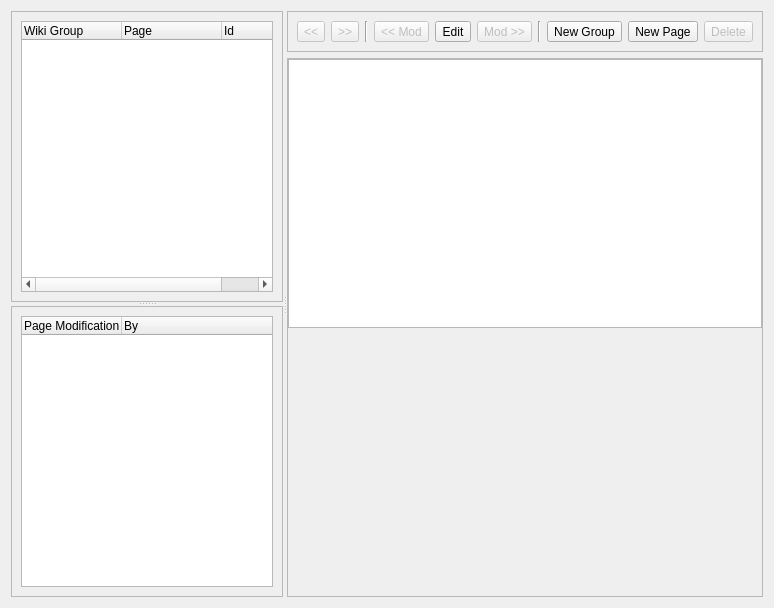
Old version of the form retroshare-gui/src/gui/WikiPoos/WikiDialog.ui in the repository RetroShare/RetroShare_old.
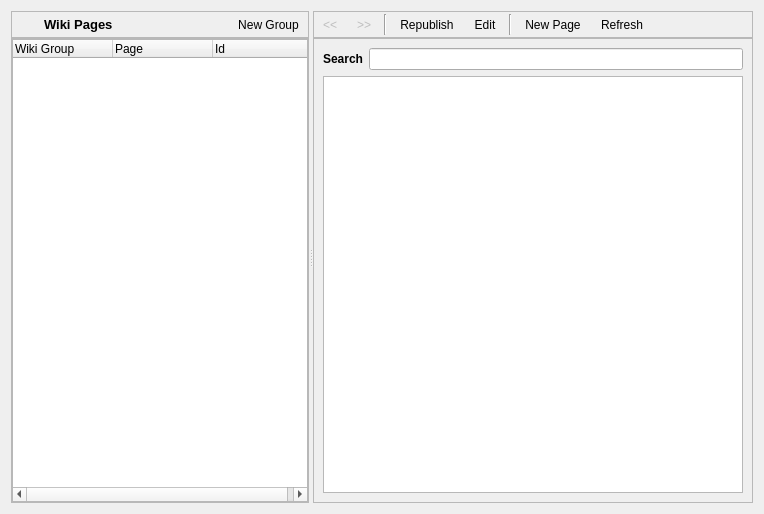
New version of the form. Icons and pictures are not drawn.

What changed in the file:
```diff
--- a/retroshare-gui/src/gui/WikiPoos/WikiDialog.ui
+++ b/retroshare-gui/src/gui/WikiPoos/WikiDialog.ui
@@ -6,93 +6,143 @@
    <rect>
     <x>0</x>
     <y>0</y>
-    <width>774</width>
-    <height>608</height>
+    <width>764</width>
+    <height>514</height>
    </rect>
   </property>
   <property name="windowTitle">
    <string/>
   </property>
-  <layout class="QVBoxLayout" name="verticalLayout_8">
+  <layout class="QVBoxLayout" name="verticalLayout_4">
    <item>
-    <widget class="QSplitter" name="splitter_2">
+    <widget class="QSplitter" name="splitter">
      <property name="orientation">
       <enum>Qt::Horizontal</enum>
      </property>
-     <widget class="QSplitter" name="splitter">
-      <property name="orientation">
-       <enum>Qt::Vertical</enum>
-      </property>
-      <widget class="QScrollArea" name="scrollArea_2">
-       <property name="widgetResizable">
-        <bool>true</bool>
+     <widget class="QWidget" name="layoutWidget">
+      <layout class="QVBoxLayout" name="verticalLayout_3">
+       <property name="spacing">
+        <number>0</number>
        </property>
-       <widget class="QWidget" name="scrollAreaWidgetContents_2">
-        <property name="geometry">
-         <rect>
-          <x>0</x>
-          <y>0</y>
-          <width>205</width>
-          <height>285</height>
-         </rect>
-        </property>
-        <layout class="QVBoxLayout" name="verticalLayout">
-         <item>
-          <widget class="QTreeWidget" name="treeWidget_Pages">
-           <column>
-            <property name="text">
-             <string>Wiki Group</string>
+       <item>
+        <widget class="QFrame" name="titleBarFrame">
+         <property name="frameShape">
+          <enum>QFrame::StyledPanel</enum>
+         </property>
+         <property name="frameShadow">
+          <enum>QFrame::Raised</enum>
+         </property>
+         <layout class="QHBoxLayout" name="horizontalLayout_2">
+          <property name="margin">
+           <number>2</number>
+          </property>
+          <item>
+           <widget class="QLabel" name="label">
+            <property name="maximumSize">
+             <size>
+              <width>24</width>
+              <height>24</height>
+             </size>
             </property>
-           </column>
-           <column>
             <property name="text">
-             <string>Page</string>
+             <string/>
             </property>
-           </column>
-           <column>
-            <property name="text">
-             <string>Id</string>
+            <property name="pixmap">
+             <pixmap resource="Wiki_images.qrc">:/images/wikibook_32.png</pixmap>
             </property>
-           </column>
-          </widget>
-         </item>
-        </layout>
-       </widget>
-      </widget>
-      <widget class="QScrollArea" name="scrollArea_3">
-       <property name="widgetResizable">
-        <bool>true</bool>
-       </property>
-       <widget class="QWidget" name="scrollAreaWidgetContents_4">
-        <property name="geometry">
-         <rect>
-          <x>0</x>
-          <y>0</y>
-          <width>205</width>
-          <height>284</height>
-         </rect>
-        </property>
-        <layout class="QVBoxLayout" name="verticalLayout_4">
-         <item>
-          <widget class="QTreeWidget" name="treeWidget_Mods">
-           <column>
+            <property name="scaledContents">
+             <bool>true</bool>
+            </property>
+           </widget>
+          </item>
+          <item>
+           <widget class="QLabel" name="label_2">
+            <property name="font">
+             <font>
+              <pointsize>10</pointsize>
+              <weight>75</weight>
+              <bold>true</bold>
+             </font>
+            </property>
             <property name="text">
-             <string>Page Modification</string>
+             <string>Wiki Pages</string>
             </property>
-           </column>
-           <column>
+           </widget>
+          </item>
+          <item>
+           <widget class="QToolButton" name="toolButton_NewGroup">
             <property name="text">
-             <string>By</string>
+             <string>New Group</string>
             </property>
-           </column>
-          </widget>
-         </item>
-        </layout>
-       </widget>
-      </widget>
+            <property name="icon">
+             <iconset resource="Wiki_images.qrc">
+              <normaloff>:/images/resource-group-new.png</normaloff>:/images/resource-group-new.png</iconset>
+            </property>
+            <property name="iconSize">
+             <size>
+              <width>24</width>
+              <height>24</height>
+             </size>
+            </property>
+            <property name="toolButtonStyle">
+             <enum>Qt::ToolButtonTextBesideIcon</enum>
+            </property>
+            <property name="autoRaise">
+             <bool>true</bool>
+            </property>
+           </widget>
+          </item>
+         </layout>
+        </widget>
+       </item>
+       <item>
+        <widget class="QScrollArea" name="scrollArea_2">
+         <property name="widgetResizable">
+          <bool>true</bool>
+         </property>
+         <widget class="QWidget" name="scrollAreaWidgetContents_2">
+          <property name="geometry">
+           <rect>
+            <x>0</x>
+            <y>0</y>
+            <width>268</width>
+            <height>456</height>
+           </rect>
+          </property>
+          <layout class="QVBoxLayout" name="verticalLayout_2">
+           <property name="margin">
+            <number>0</number>
+           </property>
+           <item>
+            <widget class="QTreeWidget" name="treeWidget_Pages">
+             <column>
+              <property name="text">
+               <string>Wiki Group</string>
+              </property>
+             </column>
+             <column>
+              <property name="text">
+               <string>Page</string>
+              </property>
+             </column>
+             <column>
+              <property name="text">
+               <string>Id</string>
+              </property>
+             </column>
+            </widget>
+           </item>
+          </layout>
+         </widget>
+        </widget>
+       </item>
+      </layout>
      </widget>
      <widget class="QWidget" name="layoutWidget">
       <layout class="QVBoxLayout" name="verticalLayout_5">
+       <property name="spacing">
+        <number>0</number>
+       </property>
        <item>
         <widget class="QFrame" name="frame">
          <property name="frameShape">
@@ -102,6 +152,9 @@
           <enum>QFrame::Raised</enum>
          </property>
          <layout class="QHBoxLayout" name="horizontalLayout">
+          <property name="margin">
+           <number>2</number>
+          </property>
           <item>
            <widget class="QToolButton" name="toolButton_PrevPage">
             <property name="enabled">
@@ -110,6 +163,19 @@
             <property name="text">
              <string>&lt;&lt;</string>
             </property>
+            <property name="icon">
+             <iconset resource="Wiki_images.qrc">
+              <normaloff>:/images/arrow-left.png</normaloff>:/images/arrow-left.png</iconset>
+            </property>
+            <property name="iconSize">
+             <size>
+              <width>24</width>
+              <height>24</height>
+             </size>
+            </property>
+            <property name="autoRaise">
+             <bool>true</bool>
+            </property>
            </widget>
           </item>
           <item>
@@ -120,6 +186,19 @@
             <property name="text">
              <string>&gt;&gt;</string>
             </property>
+            <property name="icon">
+             <iconset resource="Wiki_images.qrc">
+              <normaloff>:/images/arrow-right.png</normaloff>:/images/arrow-right.png</iconset>
+            </property>
+            <property name="iconSize">
+             <size>
+              <width>24</width>
+              <height>24</height>
+             </size>
+            </property>
+            <property name="autoRaise">
+             <bool>true</bool>
+            </property>
            </widget>
           </item>
           <item>
@@ -130,12 +209,25 @@
            </widget>
           </item>
           <item>
-           <widget class="QToolButton" name="toolButton_PrevMod">
-            <property name="enabled">
-             <bool>false</bool>
-            </property>
+           <widget class="QToolButton" name="toolButton_Republish">
             <property name="text">
-             <string>&lt;&lt; Mod</string>
+             <string>Republish</string>
+            </property>
+            <property name="icon">
+             <iconset resource="Wiki_images.qrc">
+              <normaloff>:/images/republish.png</normaloff>:/images/republish.png</iconset>
+            </property>
+            <property name="iconSize">
+             <size>
+              <width>24</width>
+              <height>24</height>
+             </size>
+            </property>
+            <property name="toolButtonStyle">
+             <enum>Qt::ToolButtonTextBesideIcon</enum>
+            </property>
+            <property name="autoRaise">
+             <bool>true</bool>
             </property>
            </widget>
           </item>
@@ -144,15 +236,21 @@
             <property name="text">
              <string>Edit</string>
             </property>
-           </widget>
-          </item>
-          <item>
-           <widget class="QToolButton" name="toolButton_NextMod">
-            <property name="enabled">
-             <bool>false</bool>
+            <property name="icon">
+             <iconset resource="Wiki_images.qrc">
+              <normaloff>:/images/story-editor.png</normaloff>:/images/story-editor.png</iconset>
             </property>
-            <property name="text">
-             <string>Mod &gt;&gt;</string>
+            <property name="iconSize">
+             <size>
+              <width>24</width>
+              <height>24</height>
+             </size>
+            </property>
+            <property name="toolButtonStyle">
+             <enum>Qt::ToolButtonTextBesideIcon</enum>
+            </property>
+            <property name="autoRaise">
+             <bool>true</bool>
             </property>
            </widget>
           </item>
@@ -163,30 +261,68 @@
             </property>
            </widget>
           </item>
-          <item>
-           <widget class="QToolButton" name="toolButton_NewGroup">
-            <property name="text">
-             <string>New Group</string>
-            </property>
-           </widget>
-          </item>
           <item>
            <widget class="QToolButton" name="toolButton_NewPage">
             <property name="text">
              <string>New Page</string>
             </property>
+            <property name="icon">
+             <iconset resource="Wiki_images.qrc">
+              <normaloff>:/images/appointment-new.png</normaloff>:/images/appointment-new.png</iconset>
+            </property>
+            <property name="iconSize">
+             <size>
+              <width>24</width>
+              <height>24</height>
+             </size>
+            </property>
+            <property name="toolButtonStyle">
+             <enum>Qt::ToolButtonTextBesideIcon</enum>
+            </property>
+            <property name="autoRaise">
+             <bool>true</bool>
+            </property>
            </widget>
           </item>
           <item>
            <widget class="QToolButton" name="toolButton_Delete">
             <property name="enabled">
-             <bool>false</bool>
+             <bool>true</bool>
             </property>
             <property name="text">
-             <string>Delete</string>
+             <string>Refresh</string>
+            </property>
+            <property name="icon">
+             <iconset resource="Wiki_images.qrc">
+              <normaloff>:/images/republish.png</normaloff>:/images/republish.png</iconset>
+            </property>
+            <property name="iconSize">
+             <size>
+              <width>24</width>
+              <height>24</height>
+             </size>
+            </property>
+            <property name="toolButtonStyle">
+             <enum>Qt::ToolButtonTextBesideIcon</enum>
+            </property>
+            <property name="autoRaise">
+             <bool>true</bool>
             </property>
            </widget>
           </item>
+          <item>
+           <spacer name="horizontalSpacer">
+            <property name="orientation">
+             <enum>Qt::Horizontal</enum>
+            </property>
+            <property name="sizeHint" stdset="0">
+             <size>
+              <width>40</width>
+              <height>20</height>
+             </size>
+            </property>
+           </spacer>
+          </item>
          </layout>
         </widget>
        </item>
@@ -203,43 +339,37 @@
            <rect>
             <x>0</x>
             <y>0</y>
-            <width>528</width>
-            <height>511</height>
+            <width>465</width>
+            <height>456</height>
            </rect>
           </property>
           <property name="styleSheet">
            <string notr="true">QWidget#scrollAreaWidgetContents{border: none;}</string>
           </property>
-          <layout class="QVBoxLayout" name="verticalLayout_2">
-           <property name="spacing">
-            <number>0</number>
-           </property>
-           <property name="margin">
-            <number>0</number>
-           </property>
+          <layout class="QVBoxLayout" name="verticalLayout">
            <item>
-            <layout class="QVBoxLayout" name="verticalLayout_3">
+            <layout class="QHBoxLayout" name="horizontalLayout_3">
              <item>
-              <widget class="QTextBrowser" name="textBrowser"/>
+              <widget class="QLabel" name="label_3">
+               <property name="font">
+                <font>
+                 <weight>75</weight>
+                 <bold>true</bold>
+                </font>
+               </property>
+               <property name="text">
+                <string>Search</string>
+               </property>
+              </widget>
              </item>
              <item>
-              <spacer name="verticalSpacer">
-               <property name="orientation">
-                <enum>Qt::Vertical</enum>
-               </property>
-               <property name="sizeType">
-                <enum>QSizePolicy::MinimumExpanding</enum>
-               </property>
-               <property name="sizeHint" stdset="0">
-                <size>
-                 <width>0</width>
-                 <height>0</height>
-                </size>
-               </property>
-              </spacer>
+              <widget class="QLineEdit" name="lineEdit"/>
              </item>
             </layout>
            </item>
+           <item>
+            <widget class="QTextBrowser" name="textBrowser"/>
+           </item>
           </layout>
          </widget>
         </widget>
```
Left out of the diff: 2 changed lines with no effect on the pictures.
